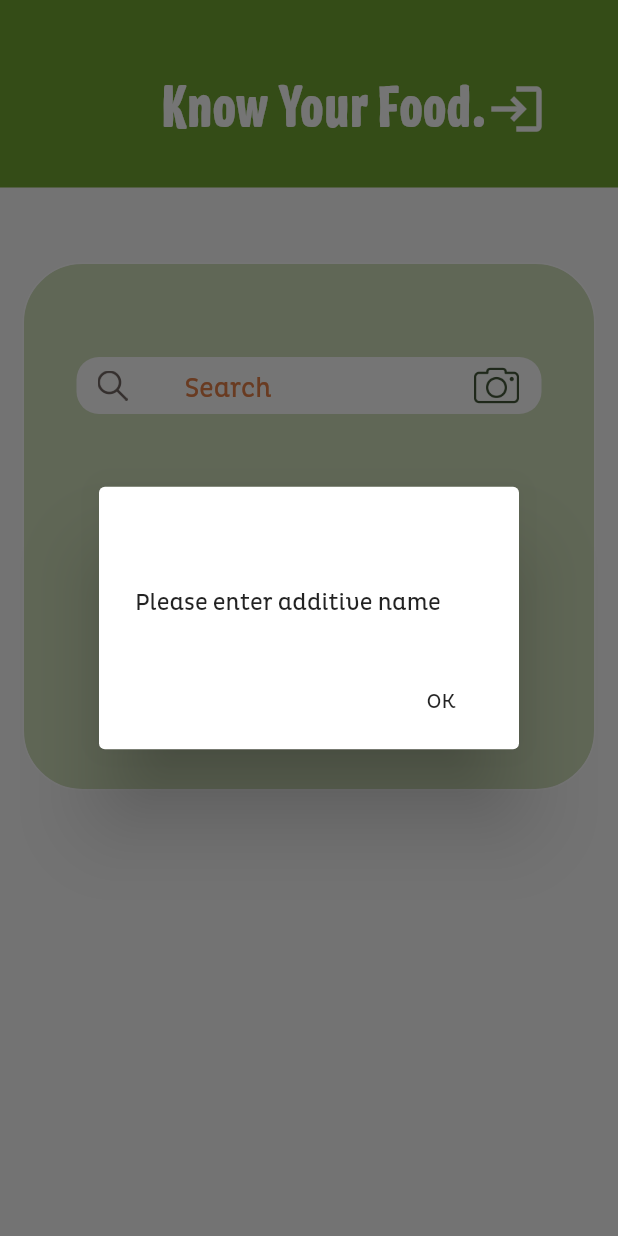
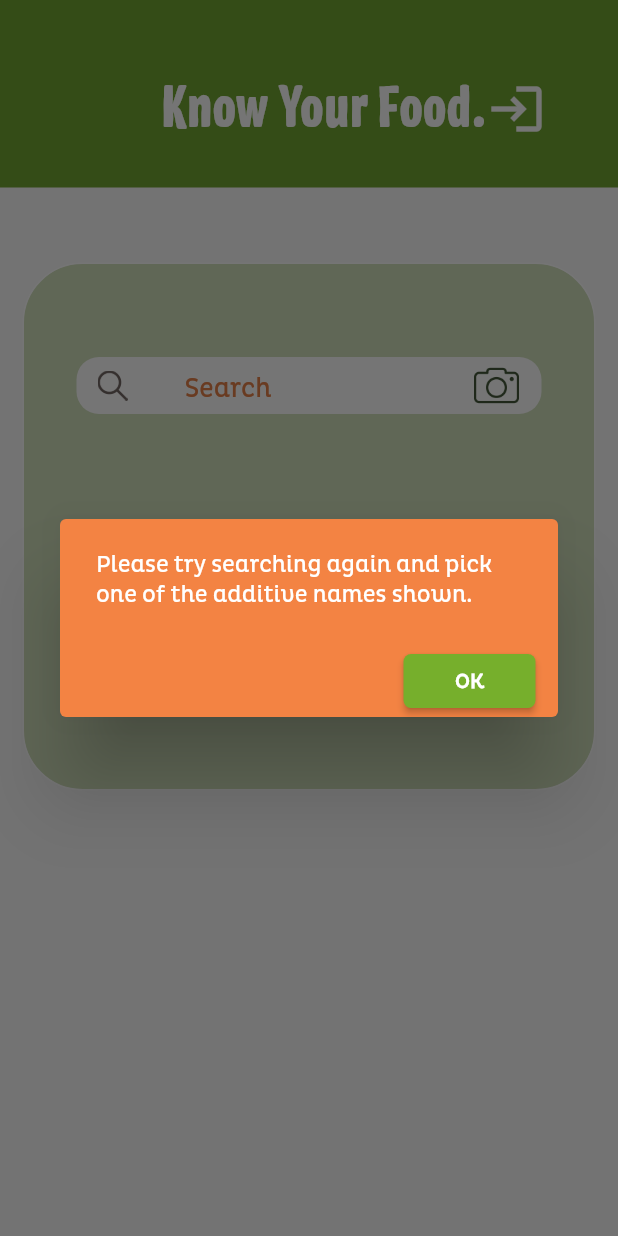
Before and after one commit to giritlgc/wtf_public, a Flutter app: the screen it shows after launch, after a tap on "Submit", on a phone screen of 412 x 824 dp. Run offline on Flutter 3.47's test engine with Material 2 defaults, Android fonts, the phone set to English and light mode, and no system bars; our stand-ins replace cloud_firestore, device_info, dio, firebase_auth, firebase_core, flutter_spinkit and 3 more; missing offline and left inert: flutter_facebook_login; accounts and stored records are empty; project files that could hold a hidden picture were left out.

Commit message:
Alert box design change and use common widget.

```diff
--- /dev/null
+++ b/lib/common_widget.dart
@@ -0,0 +1,48 @@
+import "package:flutter/material.dart";
+import 'package:hexcolor/hexcolor.dart';
+
+
+showAlert(BuildContext context, String message) {
+  // Create button
+  Widget okButton = RaisedButton(
+    child: Padding(
+      padding: const EdgeInsets.fromLTRB(4,0,4,0),
+      child: Text("OK",
+      style: TextStyle(
+          fontFamily: 'PlutoCondRegular',
+          fontWeight: FontWeight.bold,
+          color: Colors.white
+        ),
+      ),
+    ),
+    color:HexColor('#76af2c'),
+    shape: RoundedRectangleBorder(
+      borderRadius: BorderRadius.all(Radius.circular(5.0)
+      )
+    ),
+    onPressed: () {
+      Navigator.of(context).pop();
+    },
+  );
+
+
+  // show the dialog
+  showDialog(
+    context: context,
+    builder: (BuildContext context) {
+      return AlertDialog(
+    backgroundColor: HexColor("#f38343"),
+    content: Text(message,
+    style: TextStyle(
+      fontFamily: 'PlutoCondRegular',
+      color: Colors.white
+    ),
+    ),
+    actionsPadding: EdgeInsets.fromLTRB(0, 0, 15, 0),
+    actions: [
+      okButton,
+    ],
+  );
+    },
+  );
+}
--- a/lib/search_page.dart
+++ b/lib/search_page.dart
@@ -13,6 +13,7 @@ import 'package:knowyourfood/image_ocrtext.dart';
 import 'package:knowyourfood/loader.dart';
 import 'package:knowyourfood/registration.dart';
 
+import 'common_widget.dart';
 import 'custom_app_bar.dart';
 
 
@@ -191,7 +192,7 @@ class _SearchPageState extends State<SearchPage>
       onPressed: () {
          Navigator.of(context).pop();
          if(!_emailTextFocus.hasFocus && !_valid && _emailTextController.text!=""){
-           showAlertDialogEmail(context, "Invalid Email");
+           showAlert(context, "The e-mail entered is invalid");
          }
       },
     );
@@ -290,7 +291,7 @@ class _SearchPageState extends State<SearchPage>
             'deviceId':deviceId,
             'timeStamp': DateTime.now()
           }).then((response) {
-        showAlertDialogEmail(context, "Email successfully submitted");
+        showAlert(context, "Your email has been recorded. We will keep you posted of relevant updates!");
       }).timeout(Duration(seconds:10)).catchError((error) {
         print(error);
       });
@@ -301,38 +302,6 @@ class _SearchPageState extends State<SearchPage>
       }
     }
 
-   showAlertDialogEmail(BuildContext context, String message) {
-    // Create button
-    Widget okButton = FlatButton(
-      child: Text("OK",
-      style: TextStyle(
-        fontFamily: 'PlutoCondRegular'
-      ),
-      ),
-      onPressed: () {
-        Navigator.of(context).pop();
-      },
-    );
-
-
-    // show the dialog
-    showDialog(
-      context: context,
-      builder: (BuildContext context) {
-        return AlertDialog(
-      title: Text(""),
-      content: Text(message,
-      style: TextStyle(
-        fontFamily: 'PlutoCondRegular'
-      ),
-      ),
-      actions: [
-        okButton,
-      ],
-    );
-      },
-    );
-  }
 
   void _submit(){
     String text = _textController.text;
@@ -371,7 +340,7 @@ class _SearchPageState extends State<SearchPage>
 
 
     }else{
-      showAlertDialogEmail(context, "Please enter additive name");
+      showAlert(context, "Please try searching again and pick one of the additive names shown.");
     }
   }
 
@@ -391,7 +360,7 @@ decisionAlertDialog(BuildContext context) {
         Navigator.of(context).pop(),
         setState(() {
           loggedIn = false;
-          showAlertDialogEmail(context, "User logged out!");
+          showAlert(context, "You have been logged out");
         })
       });
     },
```
Also changed, not shown: lib/additives.dart (+2 -37 lines), lib/changePassword.dart (+44 -41 lines), lib/custom_app_bar.dart (+34 -56 lines), lib/image_ocrtext.dart (+4 -37 lines), lib/login.dart (+10 -37 lines), lib/registration.dart (+53 -43 lines).
